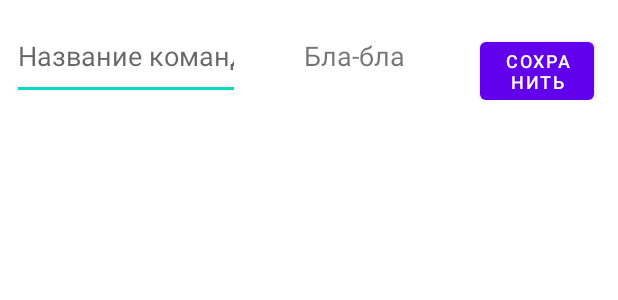
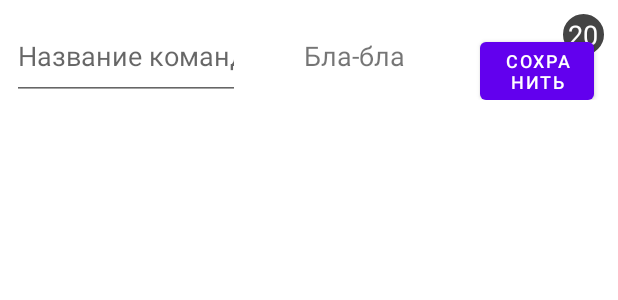
Before and after one commit to alff0x1f/kolco24_app, an Android app: the layout fragment_home.xml on its own in the app's theme, with its tools: preview values and no code run, on a phone screen of 412 x 824 dp. Shown: the top 300 px of the screen. Run offline under Robolectric (Android 15) with nearby library versions, the phone set to English and light mode, and no system bars.

Commit message:
recycler view on team fragment

```diff
--- a/app/src/main/res/layout/fragment_home.xml
+++ b/app/src/main/res/layout/fragment_home.xml
@@ -6,6 +6,16 @@
     android:layout_height="match_parent"
     android:paddingBottom="?attr/actionBarSize"
     tools:context=".ui.home.HomeFragment">
+
+    <androidx.recyclerview.widget.RecyclerView
+        android:id="@+id/recycler_teams"
+        android:layout_width="0dp"
+        android:layout_height="0dp"
+        app:layout_constraintBottom_toBottomOf="parent"
+        app:layout_constraintLeft_toLeftOf="parent"
+        app:layout_constraintRight_toRightOf="parent"
+        app:layout_constraintTop_toTopOf="parent"
+        tools:listitem="@layout/team_item" />
 
     <TextView
         android:id="@+id/text_home"
--- /dev/null
+++ b/app/src/main/res/layout/team_item.xml
@@ -0,0 +1,21 @@
+<?xml version="1.0" encoding="utf-8"?>
+<androidx.constraintlayout.widget.ConstraintLayout xmlns:android="http://schemas.android.com/apk/res/android"
+    android:layout_width="match_parent"
+    android:layout_height="match_parent"
+    xmlns:app="http://schemas.android.com/apk/res-auto">
+
+    <TextView
+        android:id="@+id/textView"
+        android:layout_width="30dp"
+        android:layout_height="30dp"
+        android:layout_marginEnd="@dimen/small_padding"
+        android:layout_marginTop="@dimen/small_padding"
+        android:text="20"
+        android:background="@drawable/rounded_corner"
+        android:textColor="@color/white"
+        android:textSize="18sp"
+        android:gravity="center"
+        app:layout_constraintEnd_toEndOf="parent"
+        app:layout_constraintTop_toTopOf="parent" />
+
+</androidx.constraintlayout.widget.ConstraintLayout>
```
